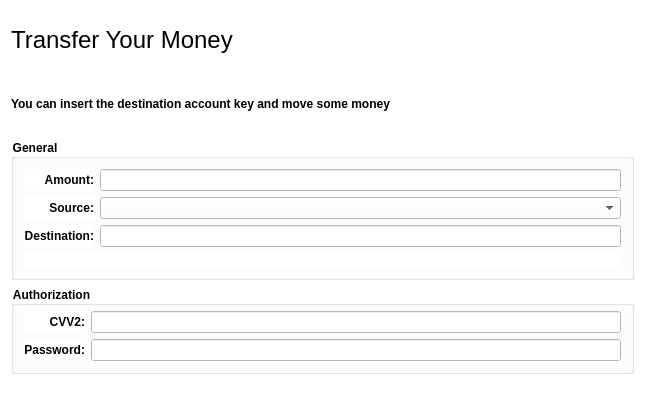
The window that ui/widgets/transferpanel.ui (amirmohsen1384/transaction) describes before a commit, drawn with Qt 5.
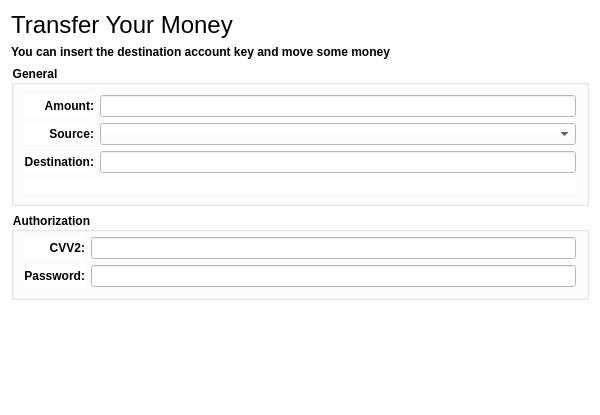
The same window after the commit. Icons and pictures are not drawn.

Commit message: Applied some changes to transfer panel

```diff
--- a/ui/widgets/transferpanel.ui
+++ b/ui/widgets/transferpanel.ui
@@ -6,8 +6,8 @@
    <rect>
     <x>0</x>
     <y>0</y>
-    <width>645</width>
-    <height>413</height>
+    <width>600</width>
+    <height>415</height>
    </rect>
   </property>
   <property name="windowTitle">
@@ -270,6 +270,9 @@
           <bold>true</bold>
          </font>
         </property>
+        <property name="inputMask">
+         <string/>
+        </property>
        </widget>
       </item>
       <item row="1" column="0">
@@ -375,6 +378,19 @@
      </layout>
     </widget>
    </item>
+   <item row="8" column="1" colspan="2">
+    <spacer name="verticalSpacer">
+     <property name="orientation">
+      <enum>Qt::Orientation::Vertical</enum>
+     </property>
+     <property name="sizeHint" stdset="0">
+      <size>
+       <width>20</width>
+       <height>40</height>
+      </size>
+     </property>
+    </spacer>
+   </item>
   </layout>
  </widget>
  <resources>
```
Left out of the diff: 17 changed lines with no effect on the pictures. The commit also changes 1 other file.
